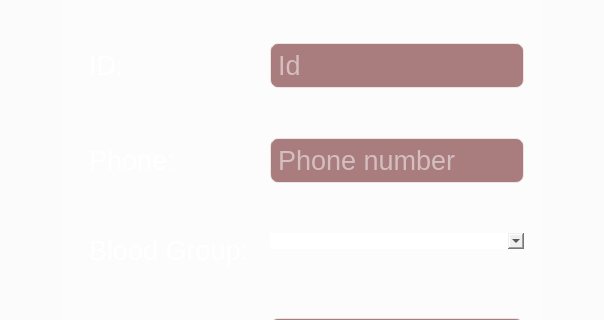
First picture: the form in app/UI/main_management_system.ui, repository SubZeroX9/Blood-Bank-System, before the edit; both pictures show x 198 to 802 and y 197 to 517 of the 1000 by 700 pixel window.
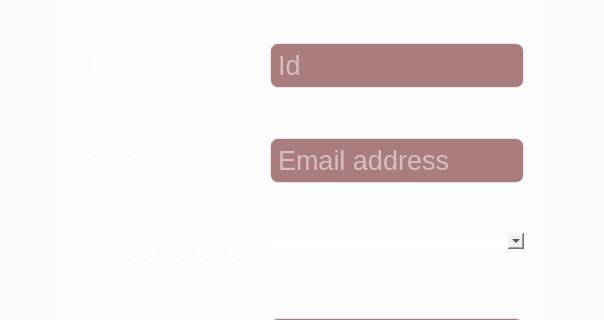
Second picture: the form after the edit. Icons and pictures are not drawn.

```diff
--- a/app/UI/main_management_system.ui
+++ b/app/UI/main_management_system.ui
@@ -285,7 +285,7 @@
 </string>
                 </property>
                 <property name="text">
-                 <string>Phone:</string>
+                 <string>Email:</string>
                 </property>
                </widget>
               </item>
@@ -320,7 +320,7 @@
                  <enum>QLineEdit::Normal</enum>
                 </property>
                 <property name="placeholderText">
-                 <string>Phone number</string>
+                 <string>Email address</string>
                 </property>
                </widget>
               </item>
```
Left out of the diff: 4 changed lines with no effect on the pictures.
